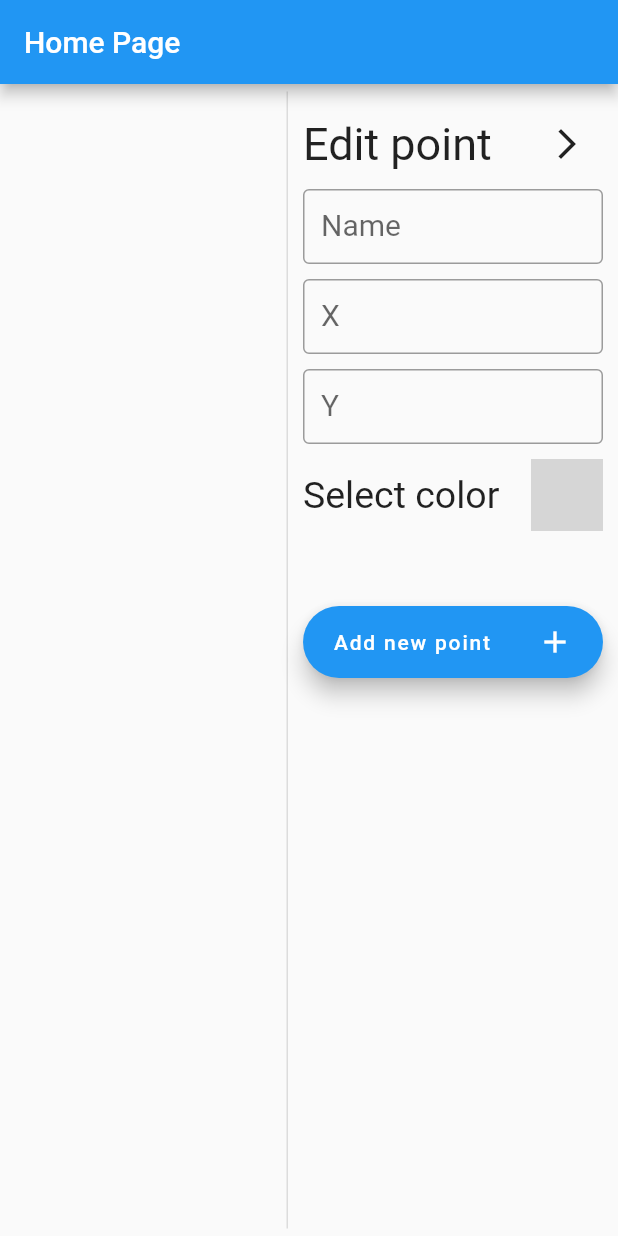
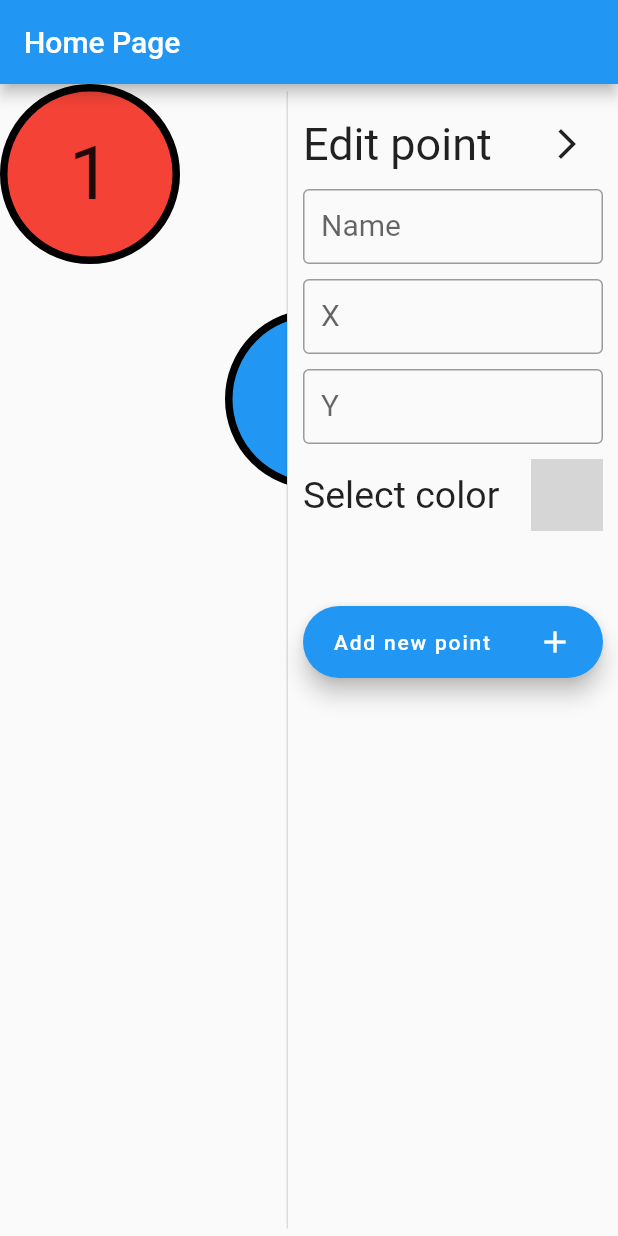
Before and after one commit to KamilDonda/Graph-Maker, a Flutter app: the screen it shows after launch, after a tap on "Add new point", on a phone screen of 412 x 824 dp. Run offline on Flutter 3.47's test engine with Material 2 defaults, Android fonts, the phone set to English and light mode, and no system bars; our stand-ins replace flutter_bloc; missing offline and left inert: flutter_material_color_picker; grey boxes are pictures that could not be loaded.

Commit message:
Adding points

```diff
--- /dev/null
+++ b/graphs/lib/constants/sizes.dart
@@ -0,0 +1,5 @@
+const double FORM_MAX_WIDTH = 220;
+const double FORM_MIN_WIDTH = 60;
+
+const int MAX_AREA_X = 1200;
+const int MAX_AREA_Y = 600;
--- /dev/null
+++ b/graphs/lib/view/home/cubit/points_cubit.dart
@@ -0,0 +1,25 @@
+import 'package:flutter/material.dart';
+import 'package:flutter_bloc/flutter_bloc.dart';
+import 'package:graphs/models/point.dart';
+
+class PointsCubit extends Cubit<List<Point>> {
+  PointsCubit() : super([]);
+
+  final List<Point> _points = [
+    Point(name: "1", x: 0, y: 0, color: Colors.red),
+    Point(name: "2", x: 150, y: 150, color: Colors.blue),
+    Point(name: "3", x: 300, y: 300, color: Colors.green),
+  ];
+
+  void updatePoint(int index, Point point) {
+    _points[index] = point;
+    emit([..._points]);
+  }
+
+  void addPoint(Point point) {
+    _points.add(point);
+    emit([..._points]);
+  }
+
+  void getPoints() => emit(_points);
+}
--- a/graphs/lib/view/home/home_page.dart
+++ b/graphs/lib/view/home/home_page.dart
@@ -1,5 +1,8 @@
 import 'package:flutter/material.dart';
-import 'package:graphs/view/home/widgets/form.dart';
+import 'package:flutter_bloc/flutter_bloc.dart';
+import 'package:graphs/view/home/cubit/points_cubit.dart';
+import 'package:graphs/view/home/widgets/form_widget.dart';
+import 'package:graphs/view/home/widgets/graph_area_widget.dart';
 
 class HomePage extends StatelessWidget {
   const HomePage({Key? key}) : super(key: key);
@@ -10,17 +13,20 @@ class HomePage extends StatelessWidget {
       appBar: AppBar(
         title: const Text('Home Page'),
       ),
-      body: Row(
-        children: [
-          Expanded(child: Container()),
-          const VerticalDivider(
+      body: BlocProvider<PointsCubit>(
+        create: (_) => PointsCubit()..getPoints(),
+        child: Row(
+          children: const [
+            Expanded(child: GraphAreaWidget()),
+            VerticalDivider(
               width: 1,
               thickness: 1,
               indent: 5,
               endIndent: 5,
             ),
-          const FormWidget(),
+            FormWidget(),
           ],
+        ),
       ),
     );
   }
--- a/graphs/lib/view/home/widgets/form.dart
+++ b/graphs/lib/view/home/widgets/form_widget.dart
@@ -1,6 +1,10 @@
 import 'package:flutter/material.dart';
+import 'package:flutter_bloc/flutter_bloc.dart';
 import 'package:flutter_material_color_picker/flutter_material_color_picker.dart';
-import 'package:graphs/view/home/widgets/input_field.dart';
+import 'package:graphs/constants/sizes.dart';
+import 'package:graphs/models/point.dart';
+import 'package:graphs/view/home/cubit/points_cubit.dart';
+import 'package:graphs/view/home/widgets/input_field_widget.dart';
 
 class FormWidget extends StatefulWidget {
   const FormWidget({Key? key}) : super(key: key);
@@ -11,8 +15,8 @@ class FormWidget extends StatefulWidget {
 
 class _FormWidgetState extends State<FormWidget> {
   final TextEditingController nameController = TextEditingController();
-  static const double MAX_WIDTH = 220;
-  static const double MIN_WIDTH = 60;
+  final TextEditingController xController = TextEditingController();
+  final TextEditingController yController = TextEditingController();
   bool isOpen = true;
 
   ColorSwatch? _tempMainColor;
@@ -55,10 +59,18 @@ class _FormWidgetState extends State<FormWidget> {
     );
   }
 
+  double _parseString(String value) {
+    try {
+      return double.parse(value);
+    } on Exception {
+      return 200;
+    }
+  }
+
   @override
   Widget build(BuildContext context) {
     return Container(
-      width: isOpen ? MAX_WIDTH : MIN_WIDTH,
+      width: isOpen ? FORM_MAX_WIDTH : FORM_MIN_WIDTH,
       padding: const EdgeInsets.all(10),
       child: Column(
         children: [
@@ -85,11 +97,24 @@ class _FormWidgetState extends State<FormWidget> {
               ],
             ),
           ),
-          InputFieldWidget(labelText: "Name", isOpen: isOpen),
+          InputFieldWidget(
+              labelText: "Name", isOpen: isOpen, controller: nameController),
           const SizedBox(height: 10),
-          InputFieldWidget(labelText: "X", isOpen: isOpen),
+          InputFieldWidget(
+            labelText: "X",
+            isOpen: isOpen,
+            controller: xController,
+            isDigitsOnly: true,
+            max: MAX_AREA_X,
+          ),
           const SizedBox(height: 10),
-          InputFieldWidget(labelText: "Y", isOpen: isOpen),
+          InputFieldWidget(
+            labelText: "Y",
+            isOpen: isOpen,
+            controller: yController,
+            isDigitsOnly: true,
+            max: MAX_AREA_Y,
+          ),
           const SizedBox(height: 10),
           Row(
             mainAxisAlignment: MainAxisAlignment.spaceBetween,
@@ -109,7 +134,13 @@ class _FormWidgetState extends State<FormWidget> {
           const SizedBox(height: 50),
           if (isOpen)
             FloatingActionButton.extended(
-              onPressed: () {},
+              onPressed: () {
+                BlocProvider.of<PointsCubit>(context).addPoint(Point(
+                    name: nameController.text,
+                    x: _parseString(xController.text),
+                    y: _parseString(yController.text),
+                    color: _mainColor!));
+              },
               label: Container(
                 width: 200,
                 padding: const EdgeInsets.symmetric(horizontal: 20),
--- /dev/null
+++ b/graphs/lib/view/home/widgets/graph_area_widget.dart
@@ -0,0 +1,24 @@
+import 'package:collection/collection.dart';
+import 'package:flutter/material.dart';
+import 'package:flutter_bloc/flutter_bloc.dart';
+import 'package:graphs/models/point.dart';
+import 'package:graphs/view/home/cubit/points_cubit.dart';
+import 'package:graphs/view/home/widgets/point_widget.dart';
+
+class GraphAreaWidget extends StatelessWidget {
+  const GraphAreaWidget({Key? key}) : super(key: key);
+
+  @override
+  Widget build(BuildContext context) {
+    return BlocBuilder<PointsCubit, List<Point>>(
+      builder: (_, points) {
+        return Stack(
+          children: points
+              .mapIndexed(
+                  (index, point) => PointWidget(point: point, index: index))
+              .toList(),
+        );
+      },
+    );
+  }
+}
--- a/graphs/lib/view/home/widgets/input_field.dart
+++ /dev/null
@@ -1,44 +0,0 @@
-import 'package:flutter/material.dart';
-
-class InputFieldWidget extends StatelessWidget {
-  final TextEditingController? controller;
-  final String labelText;
-  final bool isOpen;
-  final double width;
-
-  const InputFieldWidget({
-    Key? key,
-    this.controller,
-    required this.labelText,
-    required this.isOpen,
-    this.width = 200,
-  }) : super(key: key);
-
-  @override
-  Widget build(BuildContext context) {
-    return isOpen
-        ? SizedBox(
-            width: width,
-            height: 50,
-            child: TextFormField(
-              controller: controller,
-              style: const TextStyle(
-                fontSize: 20,
-                color: Colors.black,
-              ),
-              decoration: InputDecoration(
-                labelText: labelText,
-                border: OutlineInputBorder(),
-              ),
-            ),
-          )
-        : Container(
-            alignment: Alignment.center,
-            height: 50,
-            child: Text(
-              labelText[0],
-              style: const TextStyle(fontSize: 30),
-            ),
-          );
-  }
-}
--- /dev/null
+++ b/graphs/lib/view/home/widgets/input_field_widget.dart
@@ -0,0 +1,79 @@
+import 'package:flutter/material.dart';
+import 'package:flutter/services.dart';
+
+class InputFieldWidget extends StatelessWidget {
+  final TextEditingController controller;
+  final String labelText;
+  final bool isOpen;
+  final bool isDigitsOnly;
+  final double width;
+  final int max;
+
+  const InputFieldWidget({
+    Key? key,
+    required this.controller,
+    required this.labelText,
+    required this.isOpen,
+    this.isDigitsOnly = false,
+    this.width = 200,
+    this.max = 0,
+  }) : super(key: key);
+
+  @override
+  Widget build(BuildContext context) {
+    return isOpen
+        ? SizedBox(
+            width: width,
+            height: 50,
+            child: TextFormField(
+              inputFormatters: [
+                UpperCaseTextFormatter(),
+                NumericalRangeFormatter(max: max),
+                LengthLimitingTextInputFormatter(isDigitsOnly ? 4 : 2),
+                if (isDigitsOnly) FilteringTextInputFormatter.digitsOnly,
+              ],
+              controller: controller,
+              style: const TextStyle(
+                fontSize: 20,
+                color: Colors.black,
+              ),
+              decoration: InputDecoration(
+                labelText: labelText,
+                border: const OutlineInputBorder(),
+              ),
+            ),
+          )
+        : Container(
+            alignment: Alignment.center,
+            height: 50,
+            child: Text(
+              controller.text.isEmpty ? labelText[0] : controller.text[0],
+              style: const TextStyle(fontSize: 30),
+            ),
+          );
+  }
+}
+
+class UpperCaseTextFormatter extends TextInputFormatter {
+  @override
+  TextEditingValue formatEditUpdate(
+      TextEditingValue oldValue, TextEditingValue newValue) {
+    return TextEditingValue(
+      text: newValue.text.toUpperCase(),
+      selection: newValue.selection,
+    );
+  }
+}
+
+class NumericalRangeFormatter extends TextInputFormatter {
+  final int max;
+  NumericalRangeFormatter({required this.max});
+
+  @override
+  TextEditingValue formatEditUpdate(
+    TextEditingValue oldValue,
+    TextEditingValue newValue,
+  ) {
+    return int.parse(newValue.text) > max ? oldValue : newValue;
+  }
+}
--- a/graphs/lib/view/home/widgets/point.dart
+++ b/graphs/lib/view/home/widgets/point_widget.dart
@@ -1,10 +1,13 @@
 import 'package:flutter/material.dart';
+import 'package:flutter_bloc/flutter_bloc.dart';
 import 'package:graphs/models/point.dart';
+import 'package:graphs/view/home/cubit/points_cubit.dart';
 
 class PointWidget extends StatelessWidget {
-  PointWidget({super.key, required this.point});
+  PointWidget({super.key, required this.point, required this.index});
 
   final Point point;
+  final int index;
   late double size = 120;
 
   @override
@@ -16,6 +19,7 @@ class PointWidget extends StatelessWidget {
         onPanUpdate: (position) {
           point.x += position.delta.dx;
           point.y += position.delta.dy;
+          BlocProvider.of<PointsCubit>(context).updatePoint(index, point);
         },
         child: Container(
           width: size,
--- a/graphs/pubspec.yaml
+++ b/graphs/pubspec.yaml
@@ -36,6 +36,7 @@ dependencies:
   # Use with the CupertinoIcons class for iOS style icons.
   cupertino_icons: ^1.0.2
   flutter_material_color_picker: ^1.1.0+2
+  flutter_bloc: ^8.1.2
 
 dev_dependencies:
   flutter_test:
```
Also changed, not shown: graphs/pubspec.lock. Lines whose indentation alone changed are shown as unchanged.
